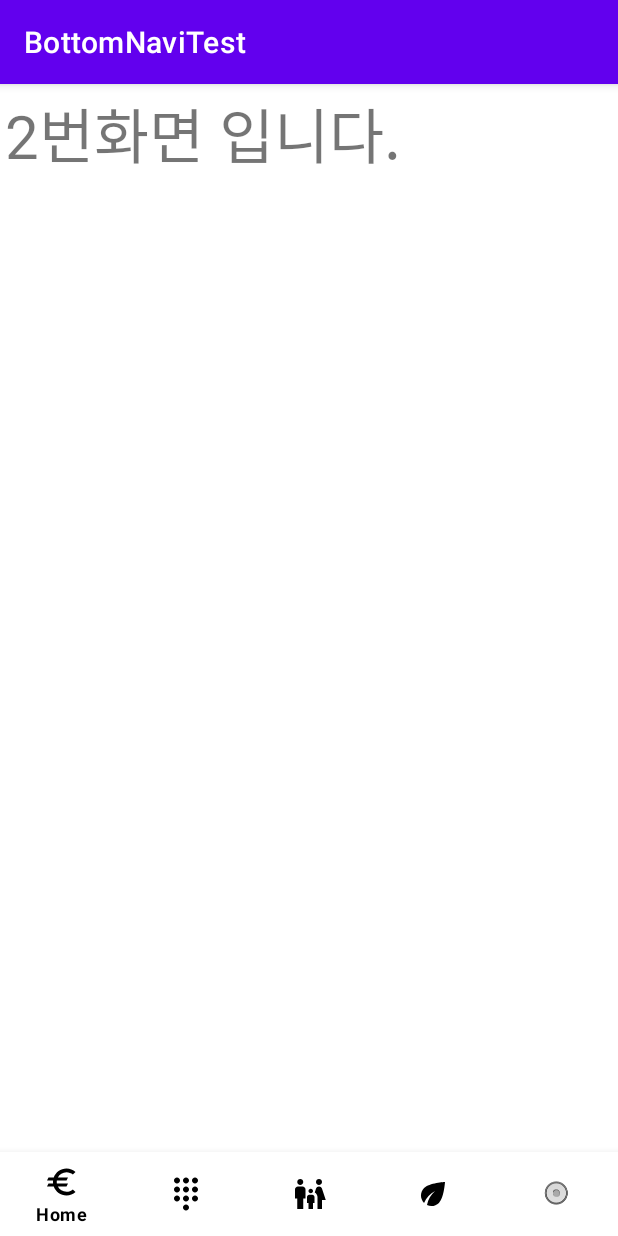
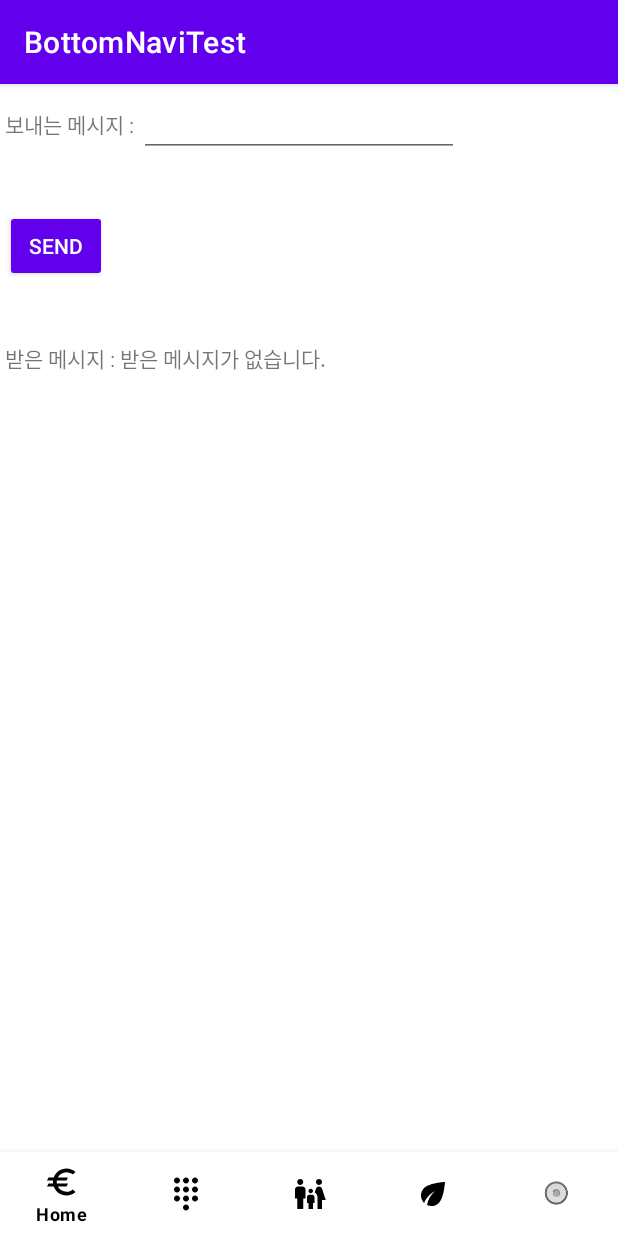
Before and after one commit to team-TENET/SoongsilCampusMap, an Android app: the fragment Frag2 placed in its activity, on a phone screen of 412 x 824 dp. Run offline under Robolectric (Android 15) with nearby library versions, the phone set to English and light mode, and no system bars.

Commit message:
Frag2.java & Frag2.xml 만지는중. 구현한 기능: EditText->String 변환. httpConnection 시도. Post & PostController & PostService 내용추가함.

```diff
--- a/app/src/main/java/com/example/bottomnavitest/MainActivity.java
+++ b/app/src/main/java/com/example/bottomnavitest/MainActivity.java
@@ -7,6 +7,7 @@ import androidx.fragment.app.FragmentTransaction;
 
 import android.os.Bundle;
 import android.view.MenuItem;
+import android.widget.Button;
 
 import com.example.bottomnavitest.view.Frag1;
 import com.example.bottomnavitest.view.Frag2;
@@ -31,6 +32,7 @@ public class MainActivity extends AppCompatActivity {
     protected void onCreate(Bundle savedInstanceState) {
         super.onCreate(savedInstanceState);
         setContentView(R.layout.activity_main);
+        Button btnSend = findViewById(R.id.btn_sendData);
 
         bottomNavigationView = findViewById(R.id.bottomNavi);
         bottomNavigationView.setOnNavigationItemSelectedListener(new BottomNavigationView.OnNavigationItemSelectedListener() {
--- a/app/src/main/java/com/example/bottomnavitest/controller/PostController.java
+++ b/app/src/main/java/com/example/bottomnavitest/controller/PostController.java
@@ -4,7 +4,7 @@ import lombok.RequiredArgsConstructor;
 
 @RequiredArgsConstructor
 public class PostController {
-    //private final PostService postService;
+
 
 
 }
--- a/app/src/main/java/com/example/bottomnavitest/model/Post.java
+++ b/app/src/main/java/com/example/bottomnavitest/model/Post.java
@@ -4,8 +4,10 @@ import java.util.Date;
 
 import lombok.Getter;
 import lombok.NoArgsConstructor;
+import lombok.Setter;
 
 @Getter
+@Setter
 @NoArgsConstructor
 public class Post {
     private String title;
@@ -14,13 +16,14 @@ public class Post {
     private int commentNum;
     private long viewCount;
     private long userId;
+
     public Post(long userId, String title, String subject){
         this.userId = userId;
         this.title = title;
         this.subject = subject;
         this.commentNum = 0;
         this.viewCount = 0;
-        this.createdDate = getCreatedDate();
+        this.createdDate = new Date();
     }
 
 }
--- a/app/src/main/java/com/example/bottomnavitest/view/Frag2.java
+++ b/app/src/main/java/com/example/bottomnavitest/view/Frag2.java
@@ -1,24 +1,59 @@
 package com.example.bottomnavitest.view;
 
+import android.content.Context;
 import android.os.Bundle;
 import android.view.LayoutInflater;
 import android.view.View;
 import android.view.ViewGroup;
+import android.widget.Button;
+import android.widget.EditText;
+import android.widget.Toast;
 
 import androidx.annotation.NonNull;
 import androidx.annotation.Nullable;
 import androidx.fragment.app.Fragment;
 
 import com.example.bottomnavitest.R;
+import com.example.bottomnavitest.model.Post;
+import com.example.bottomnavitest.service.PostService;
 
 public class Frag2 extends Fragment {
     private View view;
+    private Context context;
+    //객체선언
+    EditText ed_title;
+    EditText ed_subject;
+    Button btnSend;
 
     @Nullable
     @Override
     public View onCreateView(@NonNull LayoutInflater inflater, @Nullable ViewGroup container, @Nullable Bundle savedInstanceState) {
+        //선언한 객체를 onCreateView에 보여주게 함.
         view = inflater.inflate(R.layout.frag2, container, false);
+        btnSend = (Button)view.findViewById(R.id.btn_sendData);
+        ed_title = (EditText)view.findViewById(R.id.et_message);
+        ed_subject = (EditText)view.findViewById(R.id.et_message);
 
+        btnSend.setOnClickListener(this::onClick);
+        context = container.getContext();
         return view;
     }
+
+    public void onClick(View v){
+        //눌렀을때 가정.
+        switch(v.getId()){
+
+            //버튼 클릭 시.
+            case R.id.btn_sendData:
+            {
+                //Edittext를 String으로 변환해서 Toast하게 함.
+                String title = ed_title.getText().toString();
+                String subject = ed_subject.getText().toString();
+                Toast.makeText(context, title, Toast.LENGTH_SHORT).show();
+                //일단 테스트중. 서버접속해서 보내는거까지 하고싶음.
+                PostService.writePost("http://localhost:8080/", new Post());
+
+            }
+        }
+    }
 }
--- a/app/src/main/res/layout/frag2.xml
+++ b/app/src/main/res/layout/frag2.xml
@@ -1,13 +1,99 @@
-<?xml version="1.0" encoding="utf-8"?>
-<LinearLayout
-    xmlns:android="http://schemas.android.com/apk/res/android" android:layout_width="match_parent"
+<LinearLayout xmlns:android="http://schemas.android.com/apk/res/android"
+
+    xmlns:tools="http://schemas.android.com/tools"
+
+    android:layout_width="match_parent"
+
     android:layout_height="match_parent"
-    android:orientation="vertical">
 
-    <TextView
+    android:orientation="vertical" >
+
+
+
+    <LinearLayout
+
+        android:layout_width="match_parent"
+
+        android:layout_height="wrap_content"
+
+        android:orientation="horizontal" >
+
+
+
+        <TextView
+
+            android:layout_width="wrap_content"
+
+            android:layout_height="wrap_content"
+
+            android:text="보내는 메시지 : " />
+
+
+
+        <EditText
+
+            android:id="@+id/et_message"
+
+            android:layout_width="wrap_content"
+
+            android:layout_height="wrap_content"
+
+            android:ems="10" />
+
+    </LinearLayout>
+
+
+
+    <Button
+
+        android:id="@+id/btn_sendData"
+
+        style="?android:attr/buttonStyleSmall"
+
         android:layout_width="wrap_content"
+
         android:layout_height="wrap_content"
-        android:text="2번화면 입니다."
-        android:textSize="40sp"/>
+
+        android:layout_marginTop="35dp"
+
+        android:text="Send" />
+
+
+
+    <LinearLayout
+
+        android:layout_width="match_parent"
+
+        android:layout_height="wrap_content"
+
+        android:layout_marginTop="40dp"
+
+        android:orientation="horizontal" >
+
+
+
+        <TextView
+
+            android:layout_width="wrap_content"
+
+            android:layout_height="wrap_content"
+
+            android:text="받은 메시지 : " />
+
+
+
+        <TextView
+
+            android:id="@+id/tv_recvData"
+
+            android:layout_width="wrap_content"
+
+            android:layout_height="wrap_content"
+
+            android:text="받은 메시지가 없습니다." />
+
+    </LinearLayout>
+
+
 
 </LinearLayout>
```
Also changed, not shown: app/src/main/java/com/example/bottomnavitest/service/PostService.java (added, +77 -0 lines).
